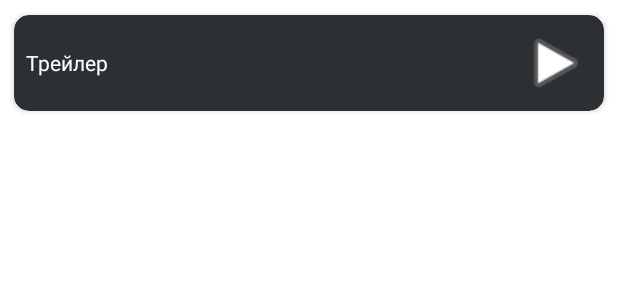
After one commit to IlyaDevMobile/Movies, an Android app: the layout trailer_item.xml on its own in the app's theme, with its tools: preview values and no code run, on a phone screen of 412 x 824 dp. The commit adds this screen. Shown: the top 300 px of the screen. Run offline under Robolectric (Android 15) with nearby library versions, the phone set to English and light mode, and no system bars; network calls fail.

Commit message:
+ TrailersAdapter

```diff
--- a/app/src/main/java/com/example/movies/APIFactory.java
+++ b/app/src/main/java/com/example/movies/APIFactory.java
@@ -6,7 +6,7 @@ import retrofit2.converter.gson.GsonConverterFactory;
 
 public class APIFactory {
 
-    private static final String  BASE_URL = "https://api.kinopoisk.dev/v1.3/";
+    private static final String  BASE_URL = "https://api.kinopoisk.dev/";
 
     private static final Retrofit retrofit = new Retrofit.Builder()
             .baseUrl(BASE_URL)
--- a/app/src/main/java/com/example/movies/ApiService.java
+++ b/app/src/main/java/com/example/movies/ApiService.java
@@ -11,6 +11,6 @@ public interface ApiService {
     @GET("movie?token=DR3VZ12-QWY4DWX-N5FZEKV-QHSK1CW&field=rating.kp*search=4-8&sortField=votes.kp&sortType=-1&limit=50")
     Single<MoveiResponse> loadMovies(@Query("page") int page);
 
-    @GET("movie?token=DR3VZ12-QWY4DWX-N5FZEKV-QHSK1CW&field=id&search=666")
-    Single<TrailersResponse> loadTrailers(int id);
+    @GET("movie?token=DR3VZ12-QWY4DWX-N5FZEKV-QHSK1CW&field=id")
+    Single<TrailersResponse> loadTrailers(@Query("search")int id);
 }
--- a/app/src/main/java/com/example/movies/Trailer.java
+++ b/app/src/main/java/com/example/movies/Trailer.java
@@ -4,12 +4,12 @@ import com.google.gson.annotations.SerializedName;
 
 import java.io.Serializable;
 
-public class Trailer implements Serializable {
+public class Trailer  {
 
     @SerializedName("name")
     private String name;
 
-    @SerializedName("name")
+    @SerializedName("url")
     private String url;
 
     public Trailer(String name, String url) {
--- /dev/null
+++ b/app/src/main/res/layout/trailer_item.xml
@@ -0,0 +1,36 @@
+<?xml version="1.0" encoding="utf-8"?>
+<androidx.cardview.widget.CardView xmlns:android="http://schemas.android.com/apk/res/android"
+    xmlns:app="http://schemas.android.com/apk/res-auto"
+    android:layout_width="match_parent"
+    android:layout_height="wrap_content"
+    xmlns:tools="http://schemas.android.com/tools"
+    app:cardBackgroundColor="#2D3033"
+    app:cardCornerRadius="10dp"
+    android:layout_margin="4dp"
+    app:cardUseCompatPadding="true">
+
+    <LinearLayout
+        android:layout_width="match_parent"
+        android:layout_height="wrap_content"
+        android:padding="8dp"
+        android:gravity="center"
+        android:orientation="horizontal">
+
+        <TextView
+            android:id="@+id/textViewTrailerName"
+            android:layout_width="0dp"
+            android:layout_height="wrap_content"
+            android:layout_weight="1"
+            tools:text="Трейлер"
+            android:textColor="@color/white"
+            />
+
+        <ImageView
+            android:id="@+id/imageView2"
+            android:layout_width="48dp"
+            android:layout_height="48dp"
+            app:srcCompat="@android:drawable/ic_media_play" />
+
+    </LinearLayout>
+
+</androidx.cardview.widget.CardView>
```
Also changed, not shown: app/src/main/java/com/example/movies/MovieDetailActivity.java (+24 -1 lines), app/src/main/java/com/example/movies/MovieDetailViewModel.java (added, +70 -0 lines), app/src/main/java/com/example/movies/TrailersAdapter.java (added, +45 -0 lines).
